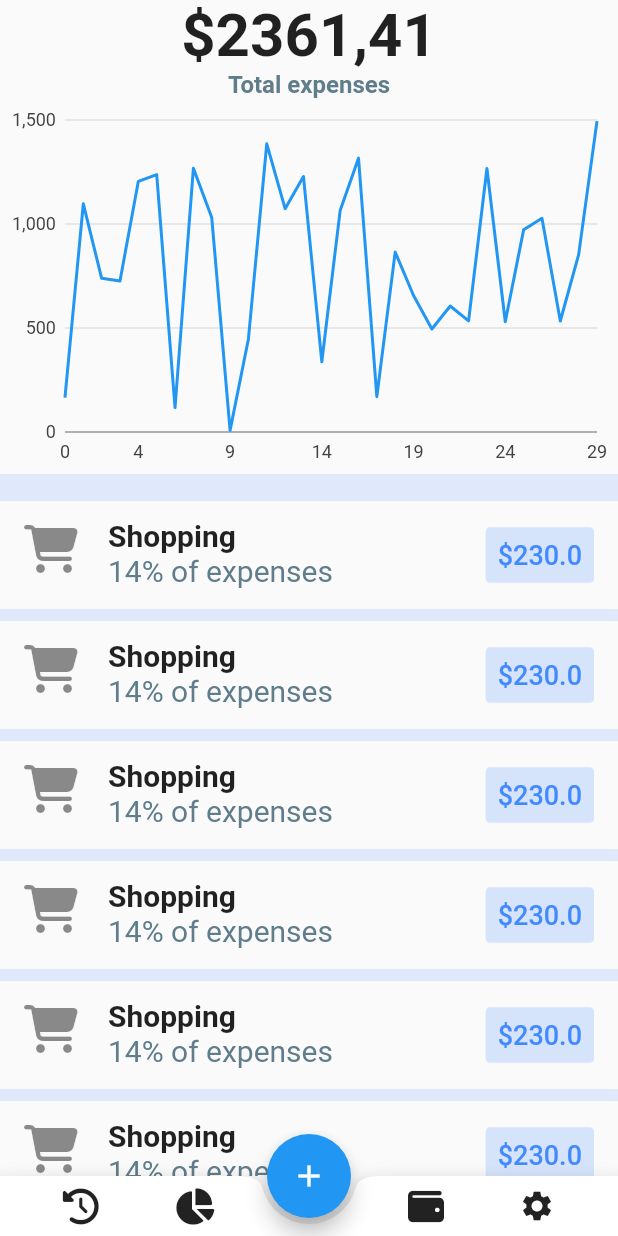
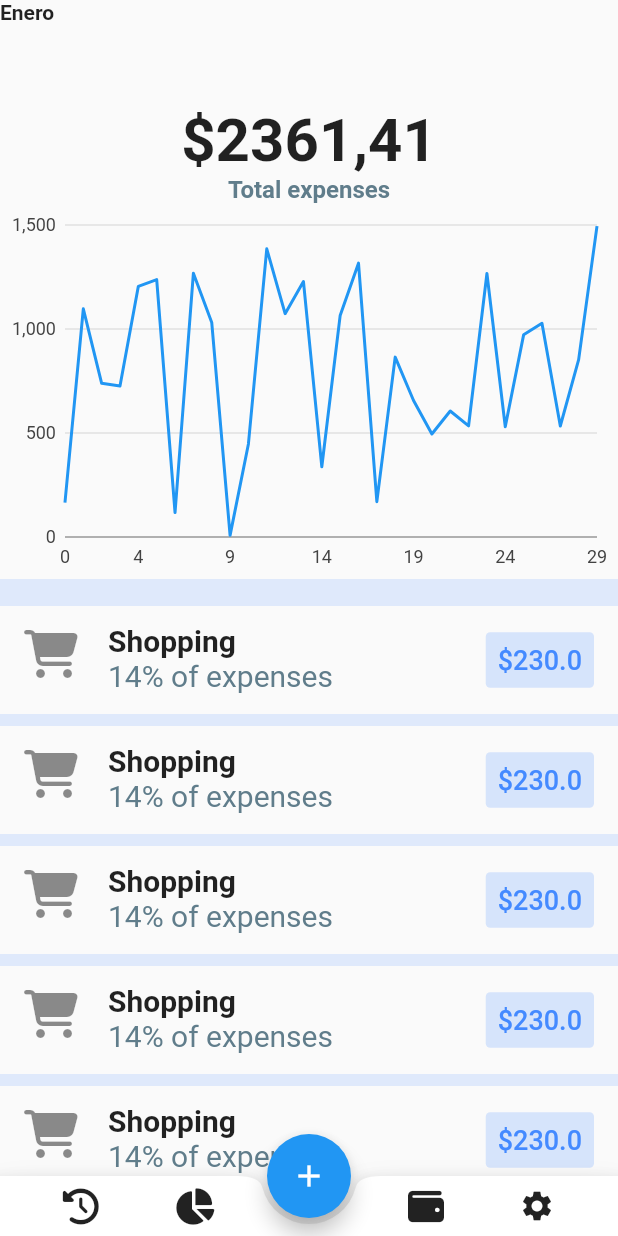
Before and after one commit to janerleonardo/Finance, a Flutter app: the screen it shows after launch, on a phone screen of 412 x 824 dp. Run offline on Flutter 3.47's test engine with Material 2 defaults, Android fonts, the phone set to English and light mode, and no system bars; our stand-ins replace charts_flutter, font_awesome_flutter.

Commit message:
Mounth Selector

```diff
--- a/lib/finance_app.dart
+++ b/lib/finance_app.dart
@@ -29,7 +29,75 @@ class FinanceApp extends StatelessWidget {
     ));
   }
 
-  _selector() => Container();
+  _selector() {
+    return SizedBox.fromSize(
+      size: Size.fromHeight(70.0)
+      ,child: PageView(
+      children: [
+        Text("Enero",
+        style: TextStyle(
+            fontWeight: FontWeight.bold
+            )
+            ),
+        Text("Febrero",
+        style: TextStyle(
+            fontWeight: FontWeight.bold
+            )
+            ),
+        Text("Marzo",
+        style: TextStyle(
+            fontWeight: FontWeight.bold
+            )
+            ),
+        Text("Abril",
+        style: TextStyle(
+            fontWeight: FontWeight.bold
+            )
+            ),
+        Text("Mayo",
+        style: TextStyle(
+            fontWeight: FontWeight.bold
+            )
+            ),
+        Text("Junio",
+        style: TextStyle(
+            fontWeight: FontWeight.bold
+            )
+            ),
+        Text("Julio",
+        style: TextStyle(
+            fontWeight: FontWeight.bold
+            )
+            ),
+        Text("Agosto",
+        style: TextStyle(
+            fontWeight: FontWeight.bold
+            )
+            ),
+        Text("Septiembre",
+        style: TextStyle(
+            fontWeight: FontWeight.bold
+            )
+            ),
+        Text("Octubre",
+        style: TextStyle(
+            fontWeight: FontWeight.bold
+            )
+            ),
+        Text("Noviembre",
+        style: TextStyle(
+            fontWeight: FontWeight.bold
+            )
+            ),
+        Text("Diciembre",
+        style: TextStyle(
+            fontWeight: FontWeight.bold
+            )
+            ),
+      ],
+    )
+    );
+  }
 
   _expenses() {
     return Column(
```
